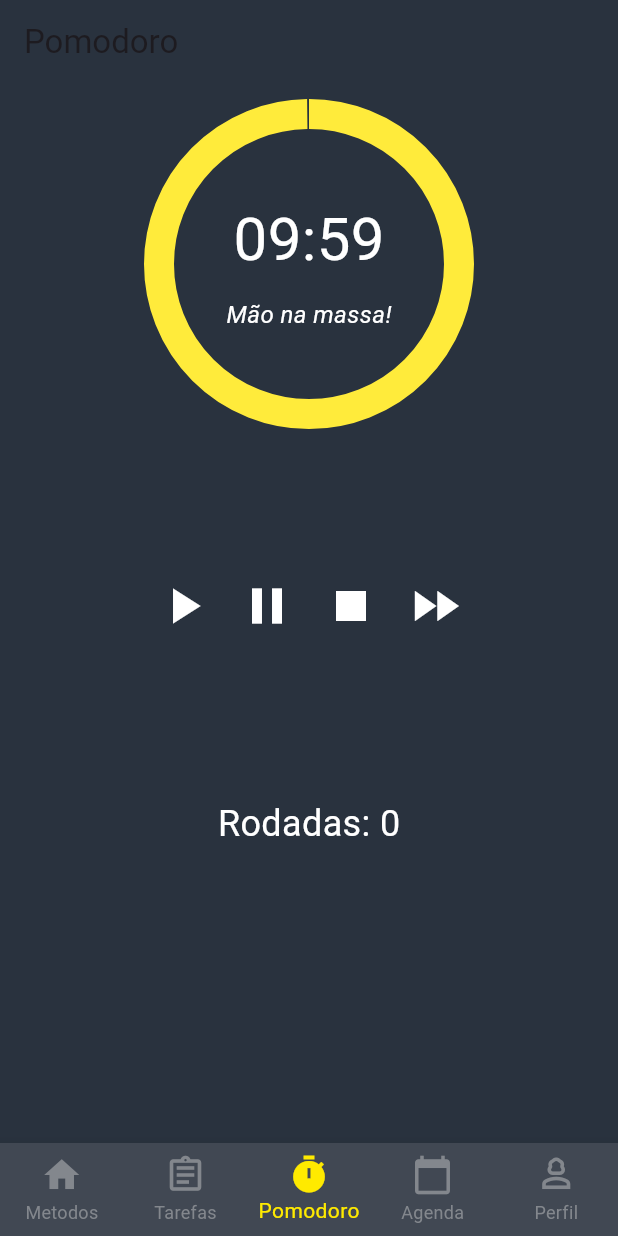
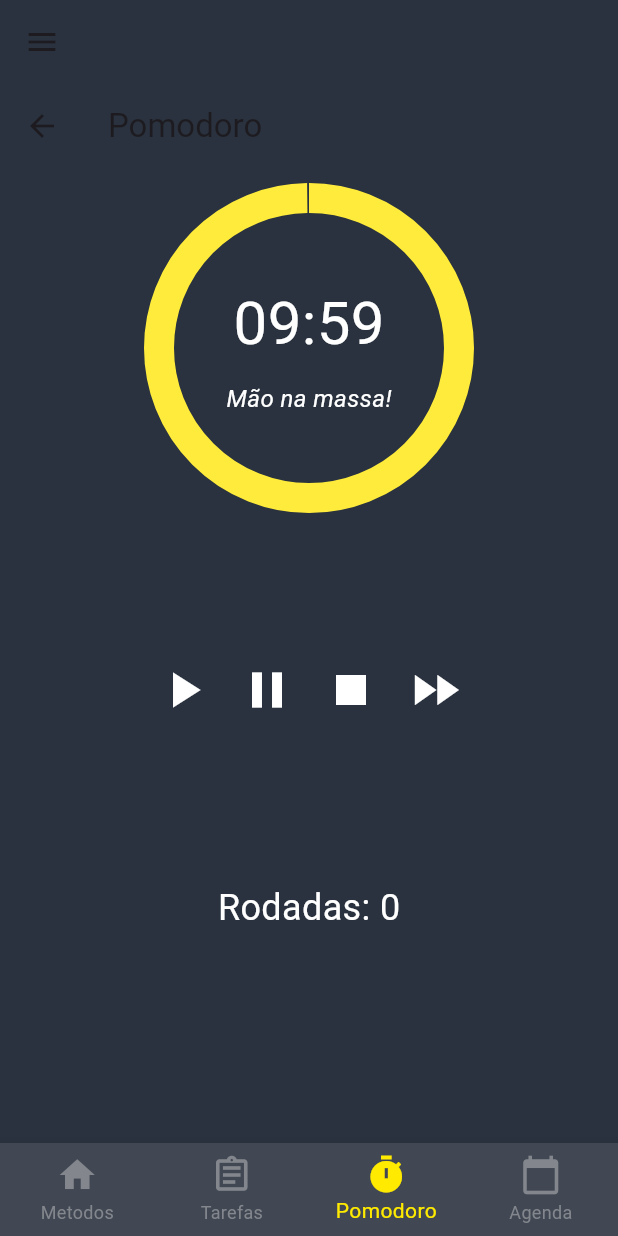
Before and after one commit to Kevengrf/Illumina, a Flutter app: the HomePage screen opened directly, item 3 of the bottom bar chosen, after a tap on the "play arrow" icon, on a phone screen of 412 x 824 dp. Run offline on Flutter 3.47's test engine with Material 3 defaults, Android fonts, the phone set to English and light mode, and no system bars; our stand-ins replace date_picker_timeline, parse_server_sdk_flutter, table_calendar; network calls fail.

Commit message:
add drawer no homepage

```diff
--- a/lib/homepage.dart
+++ b/lib/homepage.dart
@@ -5,9 +5,8 @@
 import 'package:flutter_application_illumina/screens/tarefa/tarefas.dart';
 import 'package:flutter_application_illumina/screens/pomodoro/pomodoro.dart';
 
-
 class HomePage extends StatefulWidget {
-  const HomePage({Key? key}) : super(key: key);
+  const HomePage({super.key});
 
   @override
   State<HomePage> createState() => _HomePageState();
@@ -20,19 +19,39 @@
     const Tarefas(),
     const Pomodoro(),
     const Agenda(),
-    const Perfil()
   ];
   @override
   Widget build(BuildContext context) {
     return Scaffold(
+      appBar: AppBar(),
+      drawer: Drawer(
+          child: ListView(padding: EdgeInsets.zero, children: <Widget>[
+        const UserAccountsDrawerHeader(
+          accountEmail: Text("NeymarJR@gmail.com"),
+          accountName: Text("Cai Cai"),
+          currentAccountPicture: CircleAvatar(
+            child: Text("IL"),
+          ),
+        ),
+        ListTile(
+          leading: const Icon(Icons.person),
+          title: const Text("Minha conta"),
+          onTap: () {
+            Navigator.push(
+                  context,
+                  MaterialPageRoute(builder: (context) => const Perfil()),
+                );
+          },
+        ),
+      ])),
       body: IndexedStack(
         index: currentIndex,
         children: screens,
       ),
       bottomNavigationBar: BottomNavigationBar(
-        backgroundColor: Color.fromRGBO(65, 72, 83, 1),
-        selectedItemColor: Color.fromRGBO(255, 234, 0, 1),
-        unselectedItemColor: Color.fromRGBO(131, 135, 141, 1),
+        backgroundColor: const Color.fromRGBO(65, 72, 83, 1),
+        selectedItemColor: const Color.fromRGBO(255, 234, 0, 1),
+        unselectedItemColor: const Color.fromRGBO(131, 135, 141, 1),
         type: BottomNavigationBarType.fixed,
         iconSize: 28,
         currentIndex: currentIndex,
@@ -45,19 +64,15 @@
           BottomNavigationBarItem(
             icon: Icon(Icons.assignment_outlined),
             label: 'Tarefas',
-             // Adicionando o novo ícone para Pomodoro )
           ),
           BottomNavigationBarItem(
             icon: Icon(Icons.timer),
-            label: 'Pomodoro',)
-            ,
-          BottomNavigationBarItem(icon: Icon(Icons.calendar_today),
-          label: 'Agenda',)
-          ,
+            label: 'Pomodoro',
+          ),
           BottomNavigationBarItem(
-            icon: Icon(Icons.person_3_outlined),
-            label: 'Perfil',)
-
+            icon: Icon(Icons.calendar_today),
+            label: 'Agenda',
+          ),
         ],
       ),
     );
--- a/lib/main.dart
+++ b/lib/main.dart
@@ -1,4 +1,5 @@
 import 'package:flutter/material.dart';
+import 'package:flutter_application_illumina/screens/login/login.dart';
 import 'package:flutter_localizations/flutter_localizations.dart';
 import 'package:parse_server_sdk_flutter/parse_server_sdk_flutter.dart';
 
@@ -37,7 +38,7 @@
         Locale('en', 'US'),
         Locale('pt', 'BR'),
       ],
-      home: const HomePage(),
+      home: const LoginPage(), //HomePage(),
     );
   }
 }
--- a/lib/screens/agenda/Agenda.dart
+++ b/lib/screens/agenda/Agenda.dart
@@ -38,14 +38,14 @@
         firstDay: DateTime.utc(2010, 10, 16),
         lastDay: DateTime(2030, 3, 14),
         onDaySelected: _onDaySelected,
-        headerStyle: HeaderStyle(
+        headerStyle: const HeaderStyle(
         formatButtonVisible: false,
         titleCentered: true,
         titleTextStyle: TextStyle(color: Colors.white),
             leftChevronIcon: Icon(Icons.chevron_left, color: Colors.white),
             rightChevronIcon: Icon(Icons.chevron_right, color: Colors.white),
           ),
-          calendarStyle: CalendarStyle(
+          calendarStyle: const CalendarStyle(
             todayDecoration: BoxDecoration(
               color: Colors.orange,
               shape: BoxShape.circle,
@@ -65,7 +65,7 @@
               shape: BoxShape.circle,
             ),
           ),
-          daysOfWeekStyle: DaysOfWeekStyle(weekdayStyle: TextStyle(color: Colors.white),
+          daysOfWeekStyle: const DaysOfWeekStyle(weekdayStyle: TextStyle(color: Colors.white),
           weekendStyle: TextStyle(color: Color.fromRGBO(255, 234, 0, 1),)),
         ),
       ),
--- a/lib/screens/metodosEstudos.dart
+++ b/lib/screens/metodosEstudos.dart
@@ -1,15 +1,12 @@
 import 'package:flutter/material.dart';
 
 class MetodosEstudos extends StatelessWidget {
-  const MetodosEstudos({Key? key}) : super(key: key);
+  const MetodosEstudos({super.key});
 
   @override
   Widget build(BuildContext context) {
-    return Scaffold(
-      appBar: AppBar(
-        title: const Text('Metodos de Estudo'),
-      ),
-      body: const Column(
+    return const Scaffold(
+      body: Column(
         mainAxisAlignment: MainAxisAlignment.center,
         children: [
           Padding(
--- a/lib/screens/perfil/perfil.dart
+++ b/lib/screens/perfil/perfil.dart
@@ -23,10 +23,10 @@
         body: ListView(
       children: [
         Padding(
-          padding: new EdgeInsets.all(16),
+          padding: const EdgeInsets.all(16),
           child: Column(
             children: [
-              SizedBox(height: 50),
+              const SizedBox(height: 50),
               Container(
                 child: (const Text(
                   "NeymarJr",
@@ -57,7 +57,7 @@
                  direction: Axis.vertical,
                  crossAxisAlignment: CrossAxisAlignment.start,
                  children: [
-                   const Opacity(
+                   Opacity(
                        opacity: 0.5,
                        child: (Padding(
                            padding: EdgeInsets.only(left: 8.0),
@@ -69,7 +69,7 @@
                                color: Colors.white,
                              ),
                            ))))),
-                   const Row(
+                   Row(
                      children: [
                        Expanded(
                          child: Card(
@@ -90,7 +90,7 @@
                  direction: Axis.vertical,
                  crossAxisAlignment: CrossAxisAlignment.start,
                  children: [
-                   const Opacity(
+                   Opacity(
                        opacity: 0.5,
                        child: (Padding(
                            padding: EdgeInsets.only(left: 8.0),
@@ -102,7 +102,7 @@
                                color: Colors.white,
                              ),
                            ))))),
-                   const Row(
+                   Row(
                      children: [
                        Expanded(
                          child: Card(
@@ -123,7 +123,7 @@
                  direction: Axis.vertical,
                  crossAxisAlignment: CrossAxisAlignment.start,
                  children: [
-                   const Opacity(
+                   Opacity(
                        opacity: 0.5,
                        child: (Padding(
                            padding: EdgeInsets.only(left: 8.0),
@@ -135,7 +135,7 @@
                                color: Colors.white,
                              ),
                            ))))),
-                   const Row(
+                   Row(
                      children: [
                        Expanded(
                          child: Card(
--- a/lib/screens/pomodoro/pomodoro.dart
+++ b/lib/screens/pomodoro/pomodoro.dart
@@ -2,7 +2,7 @@
 import 'dart:async';
 
 class Pomodoro extends StatefulWidget {
-  const Pomodoro({Key? key}) : super(key: key);
+  const Pomodoro({super.key});
 
   @override
   _PomodoroState createState() => _PomodoroState();
@@ -15,7 +15,7 @@
   Timer? timer;
   void startTimer() {
     if (timer != null && timer!.isActive) return;
-    timer = Timer.periodic(Duration(seconds: 1), (Timer t) {
+    timer = Timer.periodic(const Duration(seconds: 1), (Timer t) {
       setState(() {
         if (currentTime > 0) {
           currentTime--;
@@ -48,17 +48,17 @@
   Widget build(BuildContext context) {
     return Scaffold(
       appBar: AppBar(
-        title: Text('Pomodoro'),
+        title: const Text('Pomodoro'),
       ),
       body: ListView(children: [
         Column(
           mainAxisAlignment: MainAxisAlignment.center,
           children: <Widget>[
-            SizedBox(height: 20),
+            const SizedBox(height: 20),
             Stack(
               alignment: Alignment.center,
               children: <Widget>[
-                Container(
+                SizedBox(
                   width: 200,
                   height: 200,
                   child: CircularProgressIndicator(
@@ -72,10 +72,10 @@
                   children: <Widget>[
                     Text(
                       '${(currentTime ~/ 60).toString().padLeft(2, '0')}:${(currentTime % 60).toString().padLeft(2, '0')}',
-                      style: TextStyle(fontSize: 40, color: Colors.white),
+                      style: const TextStyle(fontSize: 40, color: Colors.white),
                     ),
-                    SizedBox(height: 10),
-                    Text(
+                    const SizedBox(height: 10),
+                    const Text(
                       'Mão na massa!',
                       style: TextStyle(
                           fontSize: 16,
@@ -86,36 +86,36 @@
                 ),
               ],
             ),
-            SizedBox(height: 100),
+            const SizedBox(height: 100),
             Row(
               mainAxisAlignment: MainAxisAlignment.center,
               children: <Widget>[
                 IconButton(
-                  icon: Icon(Icons.play_arrow, color: Colors.white),
+                  icon: const Icon(Icons.play_arrow, color: Colors.white),
                   onPressed: startTimer,
                   iconSize: 40,
                 ),
                 IconButton(
-                  icon: Icon(Icons.pause, color: Colors.white),
+                  icon: const Icon(Icons.pause, color: Colors.white),
                   onPressed: pauseTimer,
                   iconSize: 40,
                 ),
                 IconButton(
-                  icon: Icon(Icons.stop, color: Colors.white),
+                  icon: const Icon(Icons.stop, color: Colors.white),
                   onPressed: resetTimer,
                   iconSize: 40,
                 ),
                 IconButton(
-                  icon: Icon(Icons.fast_forward, color: Colors.white),
+                  icon: const Icon(Icons.fast_forward, color: Colors.white),
                   onPressed: skipTime,
                   iconSize: 40,
                 ),
               ],
             ),
-            SizedBox(height: 100),
+            const SizedBox(height: 100),
             Text(
               'Rodadas: $rounds',
-              style: TextStyle(fontSize: 24, color: Colors.white),
+              style: const TextStyle(fontSize: 24, color: Colors.white),
             ),
           ],
         ),
--- a/lib/screens/tarefa/widgets/cabecalho.dart
+++ b/lib/screens/tarefa/widgets/cabecalho.dart
@@ -3,7 +3,7 @@
 import 'package:flutter_application_illumina/screens/tarefa/formTarefa.dart';
 import 'package:flutter_application_illumina/models/Tarefa.dart';
 
-Widget Cabecalho(BuildContext context, DateTime now, Function(Tarefa) addTarefa) {
+Widget Cabecalho(BuildContext context, DateTime now) {
   return Container(
     margin: const EdgeInsets.symmetric(vertical: 8, horizontal: 16),
     child: Card(
@@ -26,7 +26,7 @@
         trailing: ElevatedButton.icon(
           style: ButtonStyle(
             backgroundColor:
-                MaterialStateProperty.all(Color.fromRGBO(255, 234, 0, 1)),
+                WidgetStateProperty.all(const Color.fromRGBO(255, 234, 0, 1)),
           ),
           icon: const Icon(Icons.add, color: Colors.black),
           label: const Text(
@@ -40,10 +40,6 @@
                 builder: (context) => const FormTarefa(),
               ),
             );
-
-            if (tarefa != null) {
-              addTarefa(tarefa);
-            }
           },
         ),
       ),
```
Also changed, not shown: lib/screens/login/login.dart (+10 -11 lines), lib/screens/tarefa/tarefas.dart (+3 -6 lines).
